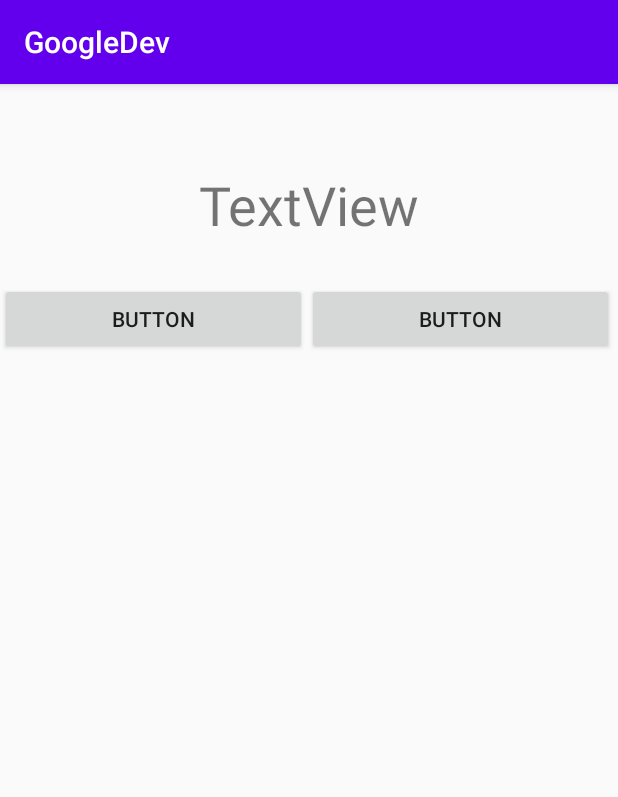
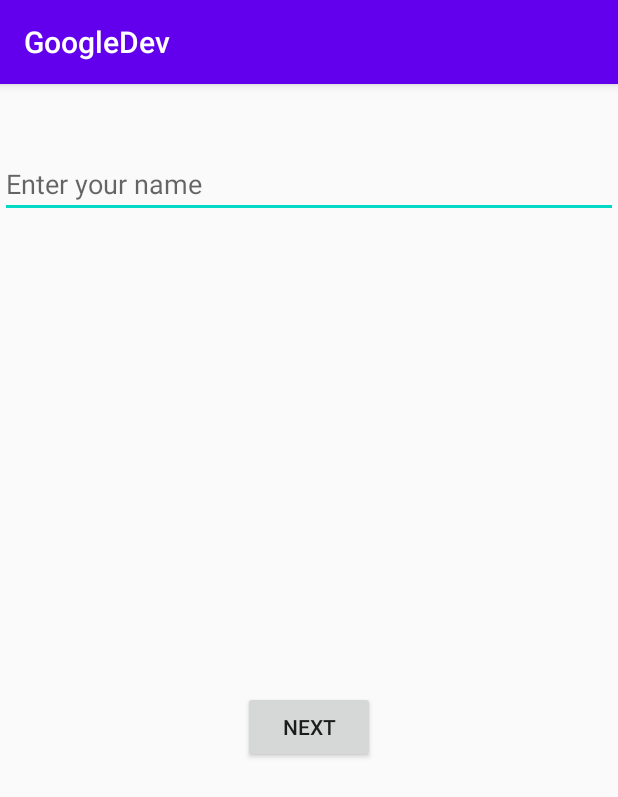
Before and after one commit to vikaschauhan1995/GoogleDev, an Android app: the screen it shows after launch (MainActivity), on a phone screen of 412 x 824 dp. Shown: the top 797 px of the screen. Run offline under Robolectric (Android 15) with nearby library versions, the phone set to English and light mode, and no system bars.

```diff
--- a/app/build.gradle
+++ b/app/build.gradle
@@ -34,6 +34,7 @@ dependencies {
     testImplementation 'junit:junit:4.12'
     androidTestImplementation 'androidx.test.ext:junit:1.1.1'
     androidTestImplementation 'androidx.test.espresso:espresso-core:3.2.0'
+    androidTestImplementation 'androidx.test:rules:1.3.0-alpha03'
     compileOnly 'com.google.android.wearable:wearable:2.7.0'
 
 }
--- a/app/src/main/AndroidManifest.xml
+++ b/app/src/main/AndroidManifest.xml
@@ -9,8 +9,8 @@
         android:roundIcon="@mipmap/ic_launcher_round"
         android:supportsRtl="true"
         android:theme="@style/AppTheme">
-        <activity
-            android:name=".MainActivity">
+        <activity android:name=".Second"></activity>
+        <activity android:name=".MainActivity">
             <intent-filter>
                 <action android:name="android.intent.action.MAIN" />
 
--- a/app/src/main/java/com/example/googledev/MainActivity.java
+++ b/app/src/main/java/com/example/googledev/MainActivity.java
@@ -1,13 +1,24 @@
 package com.example.googledev;
 
+import android.content.Intent;
 import android.os.Bundle;
+import android.view.View;
+import android.widget.EditText;
 
 import androidx.appcompat.app.AppCompatActivity;
 
 public class MainActivity extends AppCompatActivity {
+    EditText e1;
     @Override
     protected void onCreate(Bundle savedInstanceState) {
         super.onCreate(savedInstanceState);
         setContentView(R.layout.activity_main);
+        e1 = (EditText) findViewById(R.id.editTextTextPersonName);
+    }
+
+    public void doSomething(View view) {
+        Intent i1 = new Intent(this, Second.class);
+        i1.putExtra("key1",e1.getText().toString());
+        startActivity(i1);
     }
 }
--- a/app/src/main/res/layout/activity_main.xml
+++ b/app/src/main/res/layout/activity_main.xml
@@ -5,41 +5,26 @@
     android:layout_width="match_parent"
     android:layout_height="match_parent"
     tools:context=".MainActivity">
-<!---->
-    <TextView
-        android:id="@+id/textView2"
+
+    <EditText
+        android:id="@+id/editTextTextPersonName"
+        android:layout_width="match_parent"
+        android:layout_height="wrap_content"
+        android:layout_marginTop="44dp"
+        android:ems="10"
+        android:hint="Enter your name"
+        android:inputType="textPersonName"
+        app:layout_constraintTop_toTopOf="parent"
+        tools:layout_editor_absoluteX="0dp" />
+
+    <Button
+        android:id="@+id/b1"
         android:layout_width="wrap_content"
         android:layout_height="wrap_content"
-        android:layout_marginTop="56dp"
-        android:text="TextView"
-        android:textSize="36dp"
+        android:onClick="doSomething"
+        android:text="Next"
+        app:layout_constraintBottom_toBottomOf="parent"
         app:layout_constraintEnd_toEndOf="parent"
         app:layout_constraintStart_toStartOf="parent"
-        app:layout_constraintTop_toTopOf="parent" />
-
-<!---->
-    <LinearLayout
-        android:layout_width="409dp"
-        android:layout_height="654dp"
-        android:layout_marginTop="28dp"
-        android:orientation="horizontal"
-        app:layout_constraintTop_toBottomOf="@+id/textView2"
-        tools:layout_editor_absoluteX="1dp"
-        tools:ignore="MissingConstraints">
-
-        <Button
-            android:id="@+id/button3"
-            android:layout_width="wrap_content"
-            android:layout_height="wrap_content"
-            android:layout_weight="1"
-            android:text="Button" />
-
-        <Button
-            android:id="@+id/button4"
-            android:layout_width="wrap_content"
-            android:layout_height="wrap_content"
-            android:layout_weight="1"
-            android:text="Button" />
-    </LinearLayout>
-
+        app:layout_constraintTop_toBottomOf="@+id/editTextTextPersonName" />
 </androidx.constraintlayout.widget.ConstraintLayout>
```
Also changed, not shown: app/src/main/java/com/example/googledev/Second.java (added, +21 -0 lines), app/src/main/res/layout/activity_second.xml (added, +18 -0 lines), 1 other file.
